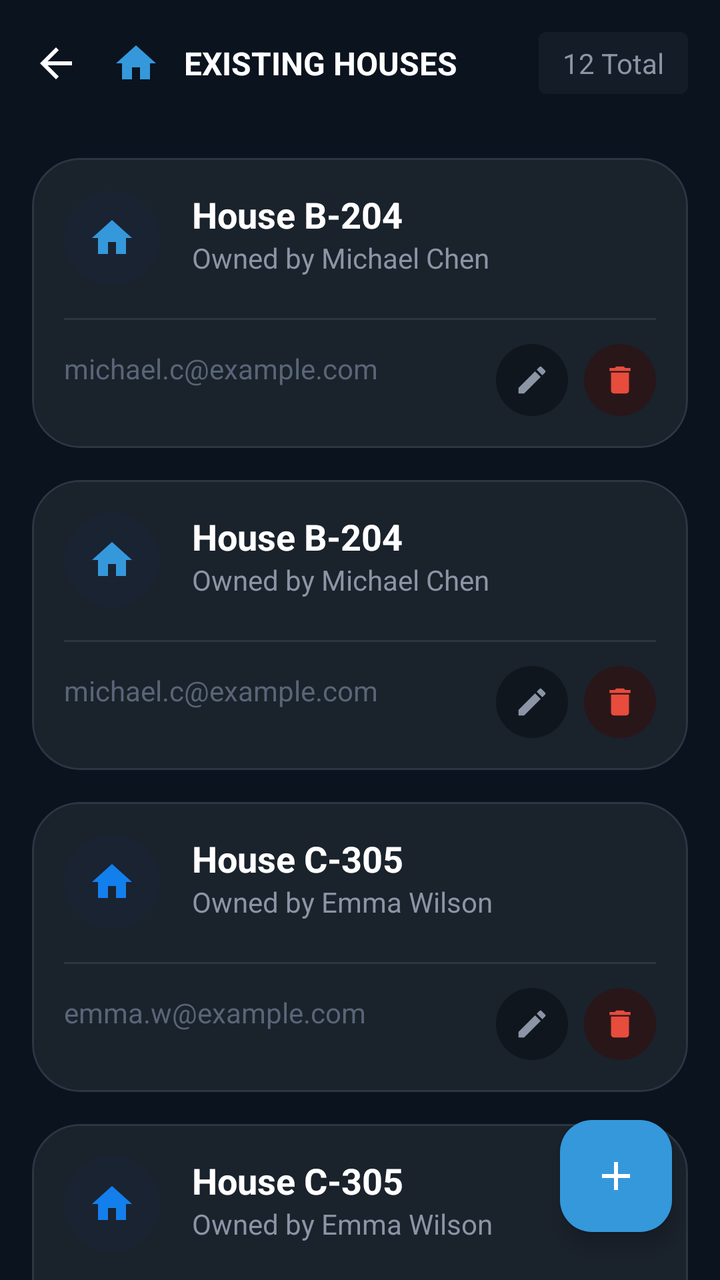
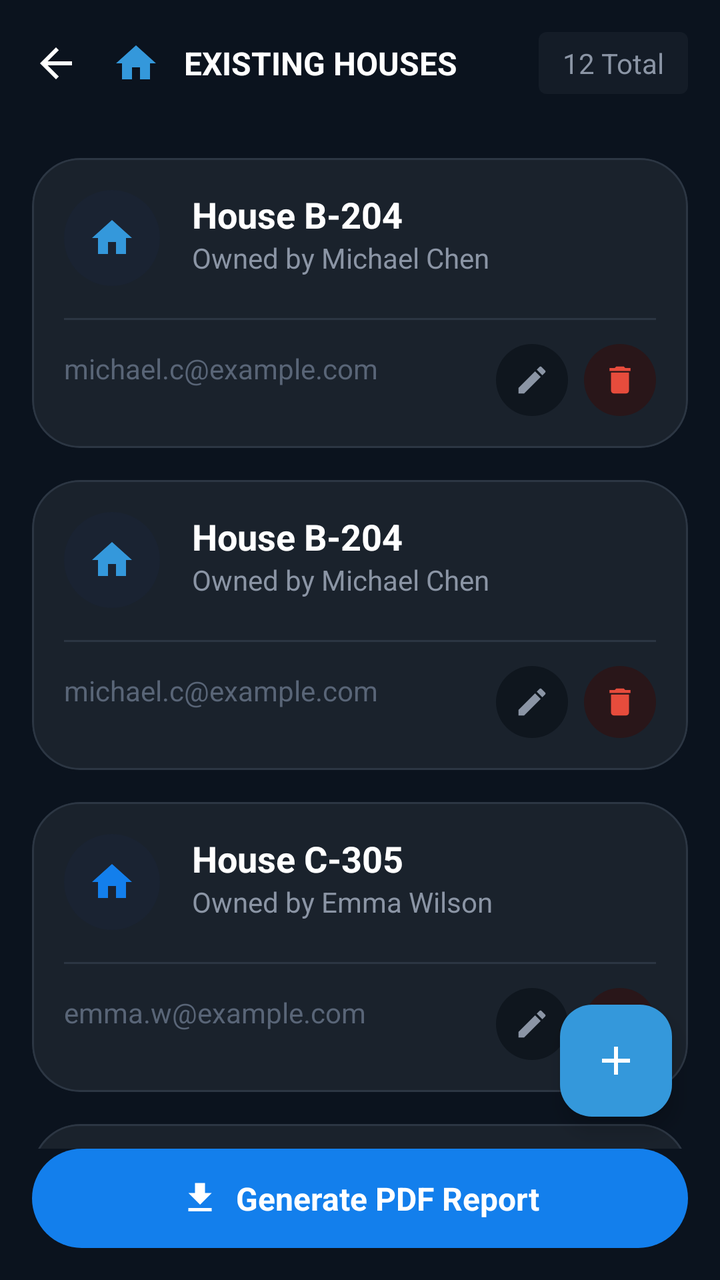

Compare the two renders of this Android layout. The source of the first and the diff that turns it into the second are given below.
<!-- AndroidManifest.xml: application theme Theme.HouseVisitorManagementSystem -->
<!-- res/layout/activity_view_house.xml -->
<?xml version="1.0" encoding="utf-8"?>
<androidx.constraintlayout.widget.ConstraintLayout xmlns:android="http://schemas.android.com/apk/res/android"
    xmlns:app="http://schemas.android.com/apk/res-auto"
    xmlns:tools="http://schemas.android.com/tools"
    android:id="@+id/main"
    android:layout_width="match_parent"
    android:layout_height="match_parent"
    android:background="@color/night_blue"
    tools:context=".ViewHouseActivity">

    <androidx.constraintlayout.widget.ConstraintLayout
        android:id="@+id/appBar"
        android:layout_width="match_parent"
        android:layout_height="wrap_content"
        android:background="@color/night_blue"
        android:padding="16dp"
        app:layout_constraintTop_toTopOf="parent">

        <ImageView
            android:id="@+id/btnBack"
            android:layout_width="24dp"
            android:layout_height="24dp"
            android:src="@drawable/ic_arrow_back"
            app:layout_constraintBottom_toBottomOf="parent"
            app:layout_constraintStart_toStartOf="parent"
            app:layout_constraintTop_toTopOf="parent"
            app:tint="@color/white" />

        <ImageView
            android:id="@+id/brandingIcon"
            android:layout_width="24dp"
            android:layout_height="24dp"
            android:layout_marginStart="16dp"
            android:src="@drawable/ic_home_filled"
            app:layout_constraintBottom_toBottomOf="parent"
            app:layout_constraintStart_toEndOf="@id/btnBack"
            app:layout_constraintTop_toTopOf="parent"
            app:tint="@color/bright_blue" />

        <TextView
            android:layout_width="wrap_content"
            android:layout_height="wrap_content"
            android:layout_marginStart="12dp"
            android:text="@string/existing_houses"
            android:textColor="@color/white"
            android:textSize="16sp"
            android:textStyle="bold"
            app:layout_constraintBottom_toBottomOf="parent"
            app:layout_constraintStart_toEndOf="@id/brandingIcon"
            app:layout_constraintTop_toTopOf="parent" />

        <TextView
            android:layout_width="wrap_content"
            android:layout_height="wrap_content"
            android:background="@drawable/bg_badge_gray"
            android:paddingHorizontal="12dp"
            android:paddingVertical="6dp"
            android:text="12 Total"
            android:textColor="@color/steel_blue_gray"
            android:textSize="14sp"
            app:layout_constraintBottom_toBottomOf="parent"
            app:layout_constraintEnd_toEndOf="parent"
            app:layout_constraintTop_toTopOf="parent" />

    </androidx.constraintlayout.widget.ConstraintLayout>

    <com.google.android.material.floatingactionbutton.FloatingActionButton
        android:id="@+id/fabAddHouse"
        android:layout_width="wrap_content"
        android:layout_height="wrap_content"
        android:layout_margin="24dp"
        android:backgroundTint="@color/bright_blue"
        android:contentDescription="Add House"
        android:src="@drawable/ic_add"
        app:tint="@color/white"
        app:layout_constraintBottom_toBottomOf="parent"
        app:layout_constraintEnd_toEndOf="parent" />

    <androidx.core.widget.NestedScrollView
        android:layout_width="match_parent"
        android:layout_height="0dp"
        android:clipToPadding="false"
        android:padding="16dp"
        app:layout_constraintBottom_toBottomOf="parent"
        app:layout_constraintTop_toBottomOf="@id/appBar">

        <LinearLayout
            android:layout_width="match_parent"
            android:layout_height="wrap_content"
            android:orientation="vertical">

            <com.google.android.material.card.MaterialCardView
                android:layout_width="match_parent"
                android:layout_height="wrap_content"
                android:layout_marginBottom="16dp"
                app:cardBackgroundColor="@color/dark_navy"
                app:cardCornerRadius="24dp"
                app:strokeColor="@color/slate_blue_gray"
                app:strokeWidth="1dp">

                <androidx.constraintlayout.widget.ConstraintLayout
                    android:layout_width="match_parent"
                    android:layout_height="wrap_content"
                    android:padding="16dp">

                    <FrameLayout
                        android:id="@+id/iconContainer1"
                        android:layout_width="48dp"
                        android:layout_height="48dp"
                        android:background="@drawable/circle_dark_bg"
                        app:layout_constraintStart_toStartOf="parent"
                        app:layout_constraintTop_toTopOf="parent">

                        <ImageView
                            android:layout_width="24dp"
                            android:layout_height="24dp"
                            android:layout_gravity="center"
                            android:src="@drawable/ic_home_filled"
                            app:tint="@color/bright_blue" />
                    </FrameLayout>

                    <TextView
                        android:id="@+id/tvHouseName1"
                        android:layout_width="wrap_content"
                        android:layout_height="wrap_content"
                        android:layout_marginStart="16dp"
                        android:text="House B-204"
                        android:textColor="@color/white"
                        android:textSize="18sp"
                        android:textStyle="bold"
                        app:layout_constraintStart_toEndOf="@id/iconContainer1"
                        app:layout_constraintTop_toTopOf="@id/iconContainer1" />

                    <TextView
                        android:layout_width="wrap_content"
                        android:layout_height="wrap_content"
                        android:layout_marginStart="16dp"
                        android:text="Owned by Michael Chen"
                        android:textColor="@color/steel_blue_gray"
                        android:textSize="14sp"
                        app:layout_constraintStart_toEndOf="@id/iconContainer1"
                        app:layout_constraintTop_toBottomOf="@id/tvHouseName1" />

                    <View
                        android:id="@+id/separator1"
                        android:layout_width="match_parent"
                        android:layout_height="1dp"
                        android:layout_marginTop="16dp"
                        android:background="@color/slate_blue_gray"
                        app:layout_constraintTop_toBottomOf="@id/iconContainer1" />

                    <TextView
                        android:layout_width="0dp"
                        android:layout_height="wrap_content"
                        android:layout_marginEnd="16dp"
                        android:text="michael.c@example.com"
                        android:textColor="@color/slate_gray"
                        android:textSize="14sp"
                        app:layout_constraintBottom_toBottomOf="parent"
                        app:layout_constraintEnd_toStartOf="@id/actionsLayout1"
                        app:layout_constraintStart_toStartOf="parent"
                        app:layout_constraintTop_toBottomOf="@id/separator1" />

                    <LinearLayout
                        android:id="@+id/actionsLayout1"
                        android:layout_width="wrap_content"
                        android:layout_height="wrap_content"
                        android:layout_marginTop="12dp"
                        android:orientation="horizontal"
                        app:layout_constraintEnd_toEndOf="parent"
                        app:layout_constraintTop_toBottomOf="@id/separator1">

                        <FrameLayout
                            android:layout_width="36dp"
                            android:layout_height="36dp"
                            android:layout_marginEnd="8dp"
                            android:background="@drawable/circle_dark_bg"
                            android:backgroundTint="@color/charcoal_navy">

                            <ImageView
                                android:layout_width="18dp"
                                android:layout_height="18dp"
                                android:layout_gravity="center"
                                android:src="@drawable/ic_edit"
                                app:tint="@color/steel_blue_gray" />
                        </FrameLayout>

                        <FrameLayout
                            android:id="@+id/delete1"
                            android:layout_width="36dp"
                            android:layout_height="36dp"
                            android:background="@drawable/circle_dark_bg"
                            android:backgroundTint="@color/dark_plum">

                            <ImageView
                                android:layout_width="18dp"
                                android:layout_height="18dp"
                                android:layout_gravity="center"
                                android:src="@drawable/ic_delete"
                                app:tint="@color/red" />
                        </FrameLayout>
                    </LinearLayout>
                </androidx.constraintlayout.widget.ConstraintLayout>
            </com.google.android.material.card.MaterialCardView>

            <com.google.android.material.card.MaterialCardView
                android:layout_width="match_parent"
                android:layout_height="wrap_content"
                android:layout_marginBottom="16dp"
                app:cardBackgroundColor="@color/dark_navy"
                app:cardCornerRadius="24dp"
                app:strokeColor="@color/slate_blue_gray"
                app:strokeWidth="1dp">

                <androidx.constraintlayout.widget.ConstraintLayout
                    android:layout_width="match_parent"
                    android:layout_height="wrap_content"
                    android:padding="16dp">

                    <FrameLayout
                        android:id="@+id/iconContainer2"
                        android:layout_width="48dp"
                        android:layout_height="48dp"
                        android:background="@drawable/circle_dark_bg"
                        app:layout_constraintStart_toStartOf="parent"
                        app:layout_constraintTop_toTopOf="parent">

                        <ImageView
                            android:layout_width="24dp"
                            android:layout_height="24dp"
                            android:layout_gravity="center"
                            android:src="@drawable/ic_home_filled"
                            app:tint="@color/bright_blue" />
                    </FrameLayout>

                    <TextView
                        android:id="@+id/tvHouseName2"
                        android:layout_width="wrap_content"
                        android:layout_height="wrap_content"
                        android:layout_marginStart="16dp"
                        android:text="House B-204"
                        android:textColor="@color/white"
                        android:textSize="18sp"
                        android:textStyle="bold"
                        app:layout_constraintStart_toEndOf="@id/iconContainer2"
                        app:layout_constraintTop_toTopOf="@id/iconContainer2" />

                    <TextView
                        android:layout_width="wrap_content"
                        android:layout_height="wrap_content"
                        android:layout_marginStart="16dp"
                        android:text="Owned by Michael Chen"
                        android:textColor="@color/steel_blue_gray"
                        android:textSize="14sp"
                        app:layout_constraintStart_toEndOf="@id/iconContainer2"
                        app:layout_constraintTop_toBottomOf="@id/tvHouseName2" />

                    <View
                        android:id="@+id/separator2"
                        android:layout_width="match_parent"
                        android:layout_height="1dp"
                        android:layout_marginTop="16dp"
                        android:background="@color/slate_blue_gray"
                        app:layout_constraintTop_toBottomOf="@id/iconContainer2" />

                    <TextView
                        android:layout_width="0dp"
                        android:layout_height="wrap_content"
                        android:layout_marginEnd="16dp"
                        android:text="michael.c@example.com"
                        android:textColor="@color/slate_gray"
                        android:textSize="14sp"
                        app:layout_constraintBottom_toBottomOf="parent"
                        app:layout_constraintEnd_toStartOf="@id/actionsLayout2"
                        app:layout_constraintStart_toStartOf="parent"
                        app:layout_constraintTop_toBottomOf="@id/separator2" />

                    <LinearLayout
                        android:id="@+id/actionsLayout2"
                        android:layout_width="wrap_content"
                        android:layout_height="wrap_content"
                        android:layout_marginTop="12dp"
                        android:orientation="horizontal"
                        app:layout_constraintEnd_toEndOf="parent"
                        app:layout_constraintTop_toBottomOf="@id/separator2">

                        <FrameLayout
                            android:layout_width="36dp"
                            android:layout_height="36dp"
                            android:layout_marginEnd="8dp"
                            android:background="@drawable/circle_dark_bg"
                            android:backgroundTint="@color/charcoal_navy">

                            <ImageView
                                android:layout_width="18dp"
                                android:layout_height="18dp"
                                android:layout_gravity="center"
                                android:src="@drawable/ic_edit"
                                app:tint="@color/steel_blue_gray" />
                        </FrameLayout>

                        <FrameLayout
                            android:id="@+id/delete2"
                            android:layout_width="36dp"
                            android:layout_height="36dp"
                            android:background="@drawable/circle_dark_bg"
                            android:backgroundTint="@color/dark_plum">

                            <ImageView
                                android:layout_width="18dp"
                                android:layout_height="18dp"
                                android:layout_gravity="center"
                                android:src="@drawable/ic_delete"
                                app:tint="@color/red" />
                        </FrameLayout>
                    </LinearLayout>
                </androidx.constraintlayout.widget.ConstraintLayout>
            </com.google.android.material.card.MaterialCardView>

            <com.google.android.material.card.MaterialCardView
                android:layout_width="match_parent"
                android:layout_height="wrap_content"
                android:layout_marginBottom="16dp"
                app:cardBackgroundColor="@color/dark_navy"
                app:cardCornerRadius="24dp"
                app:strokeColor="@color/slate_blue_gray"
                app:strokeWidth="1dp">

                <androidx.constraintlayout.widget.ConstraintLayout
                    android:layout_width="match_parent"
                    android:layout_height="wrap_content"
                    android:padding="16dp">

                    <FrameLayout
                        android:id="@+id/iconContainer3"
                        android:layout_width="48dp"
                        android:layout_height="48dp"
                        android:background="@drawable/circle_dark_bg"
                        app:layout_constraintStart_toStartOf="parent"
                        app:layout_constraintTop_toTopOf="parent">

                        <ImageView
                            android:layout_width="24dp"
                            android:layout_height="24dp"
                            android:layout_gravity="center"
                            android:src="@drawable/ic_home_filled"
                            app:tint="@color/bright_azure_blue" />
                    </FrameLayout>

                    <TextView
                        android:id="@+id/tvHouseName3"
                        android:layout_width="wrap_content"
                        android:layout_height="wrap_content"
                        android:layout_marginStart="16dp"
                        android:text="House C-305"
                        android:textColor="@color/white"
                        android:textSize="18sp"
                        android:textStyle="bold"
                        app:layout_constraintStart_toEndOf="@id/iconContainer3"
                        app:layout_constraintTop_toTopOf="@id/iconContainer3" />

                    <TextView
                        android:layout_width="wrap_content"
                        android:layout_height="wrap_content"
                        android:layout_marginStart="16dp"
                        android:text="Owned by Emma Wilson"
                        android:textColor="@color/steel_blue_gray"
                        android:textSize="14sp"
                        app:layout_constraintStart_toEndOf="@id/iconContainer3"
                        app:layout_constraintTop_toBottomOf="@id/tvHouseName3" />

                    <View
                        android:id="@+id/separator3"
                        android:layout_width="match_parent"
                        android:layout_height="1dp"
                        android:layout_marginTop="16dp"
                        android:background="@color/slate_blue_gray"
                        app:layout_constraintTop_toBottomOf="@id/iconContainer3" />

                    <TextView
                        android:layout_width="0dp"
                        android:layout_height="wrap_content"
                        android:layout_marginEnd="16dp"
                        android:text="emma.w@example.com"
                        android:textColor="@color/slate_gray"
                        android:textSize="14sp"
                        app:layout_constraintBottom_toBottomOf="parent"
                        app:layout_constraintEnd_toStartOf="@id/actionsLayout3"
                        app:layout_constraintStart_toStartOf="parent"
                        app:layout_constraintTop_toBottomOf="@id/separator3" />

                    <LinearLayout
                        android:id="@+id/actionsLayout3"
                        android:layout_width="wrap_content"
                        android:layout_height="wrap_content"
                        android:layout_marginTop="12dp"
                        android:orientation="horizontal"
                        app:layout_constraintEnd_toEndOf="parent"
                        app:layout_constraintTop_toBottomOf="@id/separator3">

                        <FrameLayout
                            android:layout_width="36dp"
                            android:layout_height="36dp"
                            android:layout_marginEnd="8dp"
                            android:background="@drawable/circle_dark_bg"
                            android:backgroundTint="@color/charcoal_navy">

                            <ImageView
                                android:layout_width="18dp"
                                android:layout_height="18dp"
                                android:layout_gravity="center"
                                android:src="@drawable/ic_edit"
                                app:tint="@color/steel_blue_gray" />
                        </FrameLayout>

                        <FrameLayout
                            android:id="@+id/delete3"
                            android:layout_width="36dp"
                            android:layout_height="36dp"
                            android:background="@drawable/circle_dark_bg"
                            android:backgroundTint="@color/dark_plum">

                            <ImageView
                                android:layout_width="18dp"
                                android:layout_height="18dp"
                                android:layout_gravity="center"
                                android:src="@drawable/ic_delete"
                                app:tint="@color/red" />
                        </FrameLayout>
                    </LinearLayout>
                </androidx.constraintlayout.widget.ConstraintLayout>
            </com.google.android.material.card.MaterialCardView>

            <com.google.android.material.card.MaterialCardView
                android:layout_width="match_parent"
                android:layout_height="wrap_content"
                android:layout_marginBottom="16dp"
                app:cardBackgroundColor="@color/dark_navy"
                app:cardCornerRadius="24dp"
                app:strokeColor="@color/slate_blue_gray"
                app:strokeWidth="1dp">

                <androidx.constraintlayout.widget.ConstraintLayout
                    android:layout_width="match_parent"
                    android:layout_height="wrap_content"
                    android:padding="16dp">

                    <FrameLayout
                        android:id="@+id/iconContainer4"
                        android:layout_width="48dp"
                        android:layout_height="48dp"
                        android:background="@drawable/circle_dark_bg"
                        app:layout_constraintStart_toStartOf="parent"
                        app:layout_constraintTop_toTopOf="parent">

                        <ImageView
                            android:layout_width="24dp"
                            android:layout_height="24dp"
                            android:layout_gravity="center"
                            android:src="@drawable/ic_home_filled"
                            app:tint="@color/bright_azure_blue" />
                    </FrameLayout>

                    <TextView
                        android:id="@+id/tvHouseName4"
                        android:layout_width="wrap_content"
                        android:layout_height="wrap_content"
                        android:layout_marginStart="16dp"
                        android:text="House C-305"
                        android:textColor="@color/white"
                        android:textSize="18sp"
                        android:textStyle="bold"
                        app:layout_constraintStart_toEndOf="@id/iconContainer4"
                        app:layout_constraintTop_toTopOf="@id/iconContainer4" />

                    <TextView
                        android:layout_width="wrap_content"
                        android:layout_height="wrap_content"
                        android:layout_marginStart="16dp"
                        android:text="Owned by Emma Wilson"
                        android:textColor="@color/steel_blue_gray"
                        android:textSize="14sp"
                        app:layout_constraintStart_toEndOf="@id/iconContainer4"
                        app:layout_constraintTop_toBottomOf="@id/tvHouseName4" />

                    <View
                        android:id="@+id/separator4"
                        android:layout_width="match_parent"
                        android:layout_height="1dp"
                        android:layout_marginTop="16dp"
                        android:background="@color/slate_blue_gray"
                        app:layout_constraintTop_toBottomOf="@id/iconContainer4" />

                    <TextView
                        android:layout_width="0dp"
                        android:layout_height="wrap_content"
                        android:layout_marginEnd="16dp"
                        android:text="emma.w@example.com"
                        android:textColor="@color/slate_gray"
                        android:textSize="14sp"
                        app:layout_constraintBottom_toBottomOf="parent"
                        app:layout_constraintEnd_toStartOf="@id/actionsLayout4"
                        app:layout_constraintStart_toStartOf="parent"
                        app:layout_constraintTop_toBottomOf="@id/separator4" />

                    <LinearLayout
                        android:id="@+id/actionsLayout4"
                        android:layout_width="wrap_content"
                        android:layout_height="wrap_content"
                        android:layout_marginTop="12dp"
                        android:orientation="horizontal"
                        app:layout_constraintEnd_toEndOf="parent"
                        app:layout_constraintTop_toBottomOf="@id/separator4">

                        <FrameLayout
                            android:layout_width="36dp"
                            android:layout_height="36dp"
                            android:layout_marginEnd="8dp"
                            android:background="@drawable/circle_dark_bg"
                            android:backgroundTint="@color/charcoal_navy">

                            <ImageView
                                android:layout_width="18dp"
                                android:layout_height="18dp"
                                android:layout_gravity="center"
                                android:src="@drawable/ic_edit"
                                app:tint="@color/steel_blue_gray" />
                        </FrameLayout>

                        <FrameLayout
                            android:id="@+id/delete4"
                            android:layout_width="36dp"
                            android:layout_height="36dp"
                            android:background="@drawable/circle_dark_bg"
                            android:backgroundTint="@color/dark_plum">

                            <ImageView
                                android:layout_width="18dp"
                                android:layout_height="18dp"
                                android:layout_gravity="center"
                                android:src="@drawable/ic_delete"
                                app:tint="@color/red" />
                        </FrameLayout>
                    </LinearLayout>
                </androidx.constraintlayout.widget.ConstraintLayout>
            </com.google.android.material.card.MaterialCardView>

        </LinearLayout>
    </androidx.core.widget.NestedScrollView>

</androidx.constraintlayout.widget.ConstraintLayout>
<!-- resources referenced by this layout -->
<resources>
  <color name="bright_azure_blue">#137fec</color>
  <color name="bright_blue">#3498DB</color>
  <color name="charcoal_navy">#0F161E</color>
  <color name="dark_navy">#1A222C</color>
  <color name="dark_plum">#291619</color>
  <color name="night_blue">#0B131E</color>
  <color name="red">#E74C3C</color>
  <color name="slate_blue_gray">#2C3643</color>
  <color name="slate_gray">#596577</color>
  <color name="steel_blue_gray">#8B95A5</color>
  <color name="white">#FFFFFF</color>
  <!-- drawable bg_badge_gray (drawable) -->
  <?xml version="1.0" encoding="utf-8"?>
  <shape xmlns:android="http://schemas.android.com/apk/res/android" android:shape="rectangle">
      <solid android:color="#196C757D" />
      <corners android:radius="4dp" />
  </shape>
  <!-- drawable circle_dark_bg (drawable) -->
  <?xml version="1.0" encoding="utf-8"?>
  <shape xmlns:android="http://schemas.android.com/apk/res/android"
      android:shape="oval">
      <solid android:color="#1A2332" />
  </shape>
  <!-- drawable ic_add (drawable) -->
  <vector xmlns:android="http://schemas.android.com/apk/res/android"
      android:width="24dp"
      android:height="24dp"
      android:viewportWidth="24"
      android:viewportHeight="24">
      <path
          android:fillColor="#FFFFFF"
          android:pathData="M19,13h-6v6h-2v-6H5v-2h6V5h2v6h6v2z" />
  </vector>
  <!-- drawable ic_arrow_back (drawable) -->
  <vector xmlns:android="http://schemas.android.com/apk/res/android"
      android:width="24dp"
      android:height="24dp"
      android:viewportWidth="24"
      android:viewportHeight="24">
      <path
          android:fillColor="#FFFFFF"
          android:pathData="M20,11H7.83l5.59,-5.59L12,4l-8,8 8,8 1.41,-1.41L7.83,13H20v-2z" />
  </vector>
  <!-- drawable ic_delete (drawable) -->
  <vector xmlns:android="http://schemas.android.com/apk/res/android"
      android:width="24dp"
      android:height="24dp"
      android:viewportWidth="24"
      android:viewportHeight="24">
      <path
          android:fillColor="#FFFFFF"
          android:pathData="M6,19c0,1.1 0.9,2 2,2h8c1.1,0 2,-0.9 2,-2V7H6v12zM19,4h-3.5l-1,-1h-5l-1,1H5v2h14V4z" />
  </vector>
  <!-- drawable ic_edit (drawable) -->
  <vector xmlns:android="http://schemas.android.com/apk/res/android"
      android:width="24dp"
      android:height="24dp"
      android:viewportWidth="24"
      android:viewportHeight="24">
      <path
          android:fillColor="#FFFFFF"
          android:pathData="M3,17.25V21h3.75L17.81,9.94l-3.75,-3.75L3,17.25zM20.71,7.04c0.39,-0.39 0.39,-1.02 0,-1.41l-2.34,-2.34c-0.39,-0.39 -1.02,-0.39 -1.41,0l-1.83,1.83 3.75,3.75 1.83,-1.83z" />
  </vector>
  <!-- drawable ic_home_filled (drawable) -->
  <vector xmlns:android="http://schemas.android.com/apk/res/android"
      android:width="24dp"
      android:height="24dp"
      android:viewportWidth="24"
      android:viewportHeight="24">
      <path
          android:fillColor="#FFFFFF"
          android:pathData="M10,20v-6h4v6h5v-8h3L12,3 2,12h3v8z" />
  </vector>
  <string name="existing_houses">EXISTING HOUSES</string>
  <style name="Theme.HouseVisitorManagementSystem" parent="Base.Theme.HouseVisitorManagementSystem" />
  <style name="Base.Theme.HouseVisitorManagementSystem" parent="Theme.Material3.DayNight.NoActionBar">
          
          
      </style>
</resources>

<!-- the commit's change to res/layout/activity_view_house.xml (unified diff, before → after) -->
@@ -50,6 +50,7 @@
             app:layout_constraintTop_toTopOf="parent" />
 
         <TextView
+            android:id="@+id/tvTotalBadge"
             android:layout_width="wrap_content"
             android:layout_height="wrap_content"
             android:background="@drawable/bg_badge_gray"
@@ -64,24 +65,52 @@
 
     </androidx.constraintlayout.widget.ConstraintLayout>
 
+    <LinearLayout
+        android:id="@+id/btnGenerateReport"
+        android:layout_width="match_parent"
+        android:layout_height="wrap_content"
+        android:layout_margin="16dp"
+        android:background="@drawable/bg_generate_report"
+        android:gravity="center"
+        android:orientation="horizontal"
+        android:padding="14dp"
+        app:layout_constraintBottom_toBottomOf="parent">
+
+        <ImageView
+            android:layout_width="20dp"
+            android:layout_height="20dp"
+            android:layout_marginEnd="8dp"
+            android:src="@drawable/ic_download"
+            app:tint="@color/white" />
+
+        <TextView
+            android:layout_width="wrap_content"
+            android:layout_height="wrap_content"
+            android:text="Generate PDF Report"
+            android:textColor="@color/white"
+            android:textSize="16sp"
+            android:textStyle="bold" />
+    </LinearLayout>
+
     <com.google.android.material.floatingactionbutton.FloatingActionButton
         android:id="@+id/fabAddHouse"
         android:layout_width="wrap_content"
         android:layout_height="wrap_content"
-        android:layout_margin="24dp"
+        android:layout_marginEnd="24dp"
+        android:layout_marginBottom="16dp"
         android:backgroundTint="@color/bright_blue"
         android:contentDescription="Add House"
         android:src="@drawable/ic_add"
-        app:tint="@color/white"
-        app:layout_constraintBottom_toBottomOf="parent"
-        app:layout_constraintEnd_toEndOf="parent" />
+        app:layout_constraintBottom_toTopOf="@id/btnGenerateReport"
+        app:layout_constraintEnd_toEndOf="parent"
+        app:tint="@color/white" />
 
     <androidx.core.widget.NestedScrollView
         android:layout_width="match_parent"
         android:layout_height="0dp"
         android:clipToPadding="false"
         android:padding="16dp"
-        app:layout_constraintBottom_toBottomOf="parent"
+        app:layout_constraintBottom_toTopOf="@id/btnGenerateReport"
         app:layout_constraintTop_toBottomOf="@id/appBar">
 
         <LinearLayout
<!-- resource entries referenced after the edit -->
@@ -16,6 +16,12 @@
   <shape xmlns:android="http://schemas.android.com/apk/res/android" android:shape="rectangle">
       <solid android:color="#196C757D" />
       <corners android:radius="4dp" />
+  </shape>
+  <!-- drawable bg_generate_report (drawable) -->
+  <?xml version="1.0" encoding="utf-8"?>
+  <shape xmlns:android="http://schemas.android.com/apk/res/android">
+      <solid android:color="@color/bright_azure_blue" />
+      <corners android:radius="100dp" />
   </shape>
   <!-- drawable circle_dark_bg (drawable) -->
   <?xml version="1.0" encoding="utf-8"?>
@@ -53,6 +59,17 @@
           android:fillColor="#FFFFFF"
           android:pathData="M6,19c0,1.1 0.9,2 2,2h8c1.1,0 2,-0.9 2,-2V7H6v12zM19,4h-3.5l-1,-1h-5l-1,1H5v2h14V4z" />
   </vector>
+  <!-- drawable ic_download (drawable) -->
+  <?xml version="1.0" encoding="utf-8"?>
+  <vector xmlns:android="http://schemas.android.com/apk/res/android"
+      android:width="24dp"
+      android:height="24dp"
+      android:viewportWidth="24"
+      android:viewportHeight="24">
+      <path
+          android:fillColor="#FFFFFFFF"
+          android:pathData="M19,9h-4V3H9v6H5l7,7L19,9zM5,18v2h14v-2H5z" />
+  </vector>
   <!-- drawable ic_edit (drawable) -->
   <vector xmlns:android="http://schemas.android.com/apk/res/android"
       android:width="24dp"
